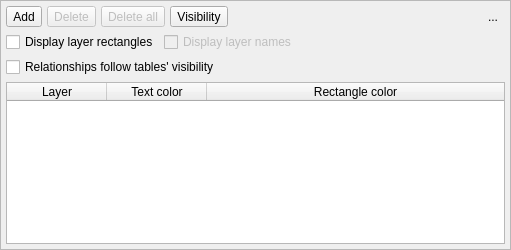
The window that libs/libgui/ui/widgets/layersconfigwidget.ui (arichiardi/pgmodeler) describes before a commit, drawn with Qt 5.
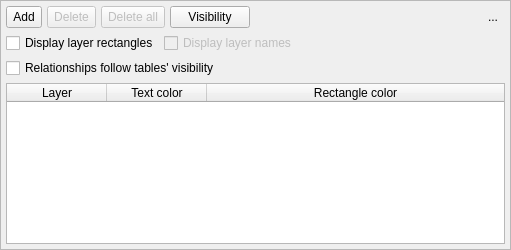
The same window after the commit. Icons and pictures are not drawn.

Commit message: Changing some QToolButton to QPushButton for better semantics (WIP).

```diff
--- a/libs/libgui/ui/widgets/layersconfigwidget.ui
+++ b/libs/libgui/ui/widgets/layersconfigwidget.ui
@@ -212,7 +212,7 @@
          </widget>
         </item>
         <item>
-         <widget class="QToolButton" name="visibility_tb">
+         <widget class="QPushButton" name="visibility_tb">
           <property name="enabled">
            <bool>true</bool>
           </property>
@@ -250,15 +250,6 @@
           <property name="checked">
            <bool>false</bool>
           </property>
-          <property name="popupMode">
-           <enum>QToolButton::ToolButtonPopupMode::InstantPopup</enum>
-          </property>
-          <property name="toolButtonStyle">
-           <enum>Qt::ToolButtonStyle::ToolButtonTextBesideIcon</enum>
-          </property>
-          <property name="autoRaise">
-           <bool>false</bool>
-          </property>
          </widget>
         </item>
         <item>
```
The commit also changes 30 other files.
